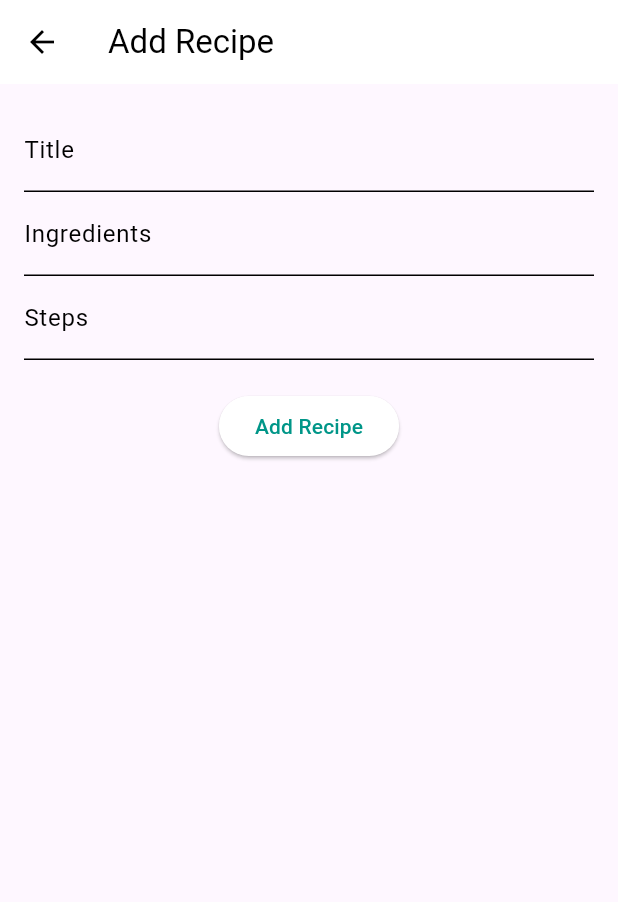
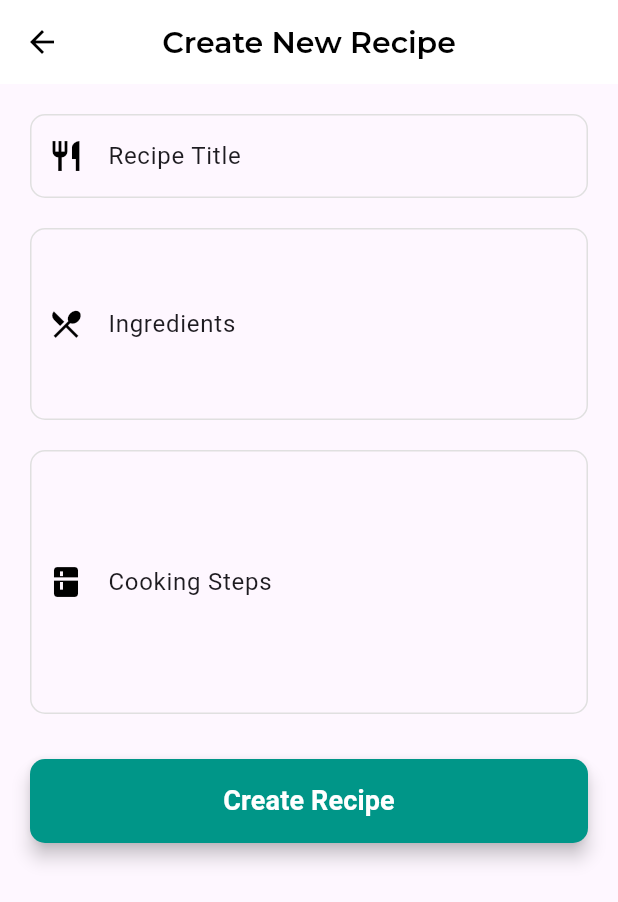
Before and after one commit to SahilJawed/recipe_meal_planner, a Flutter app: the AddRecipeScreen screen opened directly, on a phone screen of 412 x 824 dp. Shown: the top 902 px of the screen. Run offline on Flutter 3.47's test engine with Material 3 defaults, Android fonts, the phone set to English and light mode, and no system bars; our stand-ins replace google_fonts, shared_preferences, sqflite; accounts and stored records are empty.

Commit message:
Updated UI for Adding Recipe Screen

```diff
--- a/lib/add_recipe_screen.dart
+++ b/lib/add_recipe_screen.dart
@@ -1,6 +1,8 @@
 import 'package:flutter/material.dart';
+import 'package:google_fonts/google_fonts.dart';
 import 'package:provider/provider.dart';
 import 'recipe_provider.dart';
+import 'ThemeProvider.dart';
 
 class AddRecipeScreen extends StatefulWidget {
   const AddRecipeScreen({super.key});
@@ -15,50 +17,58 @@ class _AddRecipeScreenState extends State<AddRecipeScreen> {
   final _ingredientsController = TextEditingController();
   final _stepsController = TextEditingController();
 
-  Future<void> _addRecipe() async {
-    if (_formKey.currentState!.validate()) {
-      final recipe = {
-        'title': _titleController.text,
-        'ingredients': _ingredientsController.text,
-        'steps': _stepsController.text,
-      };
-      try {
-        await Provider.of<RecipeProvider>(
-          context,
-          listen: false,
-        ).addRecipe(recipe);
-        Navigator.pop(context);
-      } catch (e) {
-        ScaffoldMessenger.of(
-          context,
-        ).showSnackBar(SnackBar(content: Text('Failed to add recipe: $e')));
-      }
-    }
-  }
-
   @override
   Widget build(BuildContext context) {
+    final recipeProvider = Provider.of<RecipeProvider>(context, listen: false);
+    final themeProvider = Provider.of<ThemeProvider>(context);
+
     return Scaffold(
-      appBar: AppBar(title: const Text('Add Recipe')),
-      body: Padding(
-        padding: const EdgeInsets.all(16.0),
+      appBar: AppBar(
+        elevation: 0,
+        leading: IconButton(
+          icon: Icon(Icons.arrow_back),
+          onPressed: () => Navigator.pop(context),
+        ),
+        title: Text(
+          'Create New Recipe',
+          style: GoogleFonts.montserrat(
+            fontWeight: FontWeight.w600,
+            fontSize: 20,
+          ),
+        ),
+        centerTitle: true,
+      ),
+      body: SingleChildScrollView(
+        child: Padding(
+          padding: const EdgeInsets.all(20.0),
           child: Form(
             key: _formKey,
             child: Column(
+              crossAxisAlignment: CrossAxisAlignment.stretch,
               children: [
-              TextFormField(
+                // Recipe Title Input
+                _buildTextField(
                   controller: _titleController,
-                decoration: const InputDecoration(labelText: 'Title'),
+                  label: 'Recipe Title',
+                  hint: 'Enter recipe name',
+                  icon: Icons.restaurant,
                   validator: (value) {
                     if (value == null || value.isEmpty) {
-                    return 'Please enter a title';
+                      return 'Please enter a recipe title';
                     }
                     return null;
                   },
                 ),
-              TextFormField(
+
+                const SizedBox(height: 20),
+
+                // Ingredients Input
+                _buildTextField(
                   controller: _ingredientsController,
-                decoration: const InputDecoration(labelText: 'Ingredients'),
+                  label: 'Ingredients',
+                  hint: 'List your ingredients',
+                  icon: Icons.restaurant_menu,
+                  maxLines: 4,
                   validator: (value) {
                     if (value == null || value.isEmpty) {
                       return 'Please enter ingredients';
@@ -66,25 +76,118 @@ class _AddRecipeScreenState extends State<AddRecipeScreen> {
                     return null;
                   },
                 ),
-              TextFormField(
+
+                const SizedBox(height: 20),
+
+                // Cooking Steps Input
+                _buildTextField(
                   controller: _stepsController,
-                decoration: const InputDecoration(labelText: 'Steps'),
+                  label: 'Cooking Steps',
+                  hint: 'Describe your cooking process',
+                  icon: Icons.kitchen,
+                  maxLines: 6,
                   validator: (value) {
                     if (value == null || value.isEmpty) {
-                    return 'Please enter steps';
+                      return 'Please enter cooking steps';
                     }
                     return null;
                   },
                 ),
-              const SizedBox(height: 20),
+
+                const SizedBox(height: 30),
+
+                // Add Recipe Button
                 ElevatedButton(
-                onPressed: _addRecipe,
-                child: const Text('Add Recipe'),
+                  onPressed: () async {
+                    if (_formKey.currentState!.validate()) {
+                      try {
+                        final recipe = {
+                          'title': _titleController.text.trim(),
+                          'ingredients': _ingredientsController.text.trim(),
+                          'steps': _stepsController.text.trim(),
+                          'isFavorite': 0,
+                        };
+                        await recipeProvider.addRecipe(recipe);
+                        Navigator.pop(context);
+                      } catch (e) {
+                        ScaffoldMessenger.of(context).showSnackBar(
+                          SnackBar(
+                            content: Text('Error adding recipe: $e'),
+                            backgroundColor: Colors.red,
+                          ),
+                        );
+                      }
+                    }
+                  },
+                  style: ElevatedButton.styleFrom(
+                    backgroundColor: Theme.of(context).primaryColor,
+                    padding: const EdgeInsets.symmetric(vertical: 15),
+                    shape: RoundedRectangleBorder(
+                      borderRadius: BorderRadius.circular(10),
+                    ),
+                    elevation: 5,
+                  ),
+                  child: Text(
+                    'Create Recipe',
+                    style: GoogleFonts.roboto(
+                      fontSize: 18,
+                      fontWeight: FontWeight.w600,
+                      color: Colors.white,
+                    ),
+                  ),
                 ),
               ],
             ),
           ),
         ),
+      ),
+    );
+  }
+
+  Widget _buildTextField({
+    required TextEditingController controller,
+    required String label,
+    required String hint,
+    required IconData icon,
+    int maxLines = 1,
+    String? Function(String?)? validator,
+  }) {
+    return TextFormField(
+      controller: controller,
+      maxLines: maxLines,
+      decoration: InputDecoration(
+        labelText: label,
+        hintText: hint,
+        prefixIcon: Icon(icon),
+        border: OutlineInputBorder(
+          borderRadius: BorderRadius.circular(10),
+          borderSide: BorderSide(color: Colors.grey.shade300),
+        ),
+        enabledBorder: OutlineInputBorder(
+          borderRadius: BorderRadius.circular(10),
+          borderSide: BorderSide(color: Colors.grey.shade300),
+        ),
+        focusedBorder: OutlineInputBorder(
+          borderRadius: BorderRadius.circular(10),
+          borderSide: BorderSide(
+            color: Theme.of(context).primaryColor,
+            width: 2,
+          ),
+        ),
+        errorBorder: OutlineInputBorder(
+          borderRadius: BorderRadius.circular(10),
+          borderSide: const BorderSide(color: Colors.red),
+        ),
+        labelStyle: GoogleFonts.roboto(
+          color: Theme.of(context).textTheme.titleMedium?.color,
+        ),
+        hintStyle: GoogleFonts.roboto(
+          color: Theme.of(
+            context,
+          ).textTheme.bodyMedium?.color?.withOpacity(0.6),
+        ),
+      ),
+      validator: validator,
     );
   }
 
```
Lines whose indentation alone changed are shown as unchanged.
